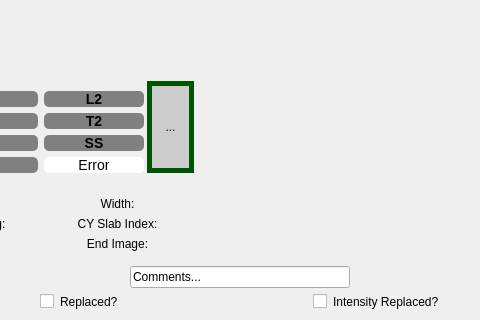
This is resources/year_panel.ui in jadenl99/JPCP-tool as Qt 5 draws it before an edit; both pictures show x 138 to 618 and y 566 to 886 of the 757 by 886 pixel window. The edited form follows.
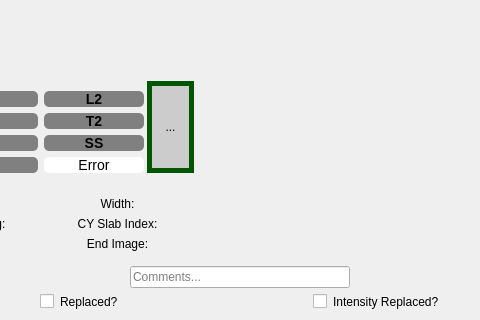
This is the edited form. Icons and pictures are not drawn.

Patch:
```diff
--- a/resources/year_panel.ui
+++ b/resources/year_panel.ui
@@ -602,7 +602,7 @@
           <string/>
          </property>
          <property name="text">
-          <string>Comments...</string>
+          <string/>
          </property>
          <property name="cursorPosition">
           <number>11</number>
@@ -613,6 +613,9 @@
          <property name="dragEnabled">
           <bool>false</bool>
          </property>
+         <property name="placeholderText">
+          <string>Comments...</string>
+         </property>
         </widget>
        </item>
       </layout>
```
Left out of the diff: 2 changed lines with no effect on the pictures.
